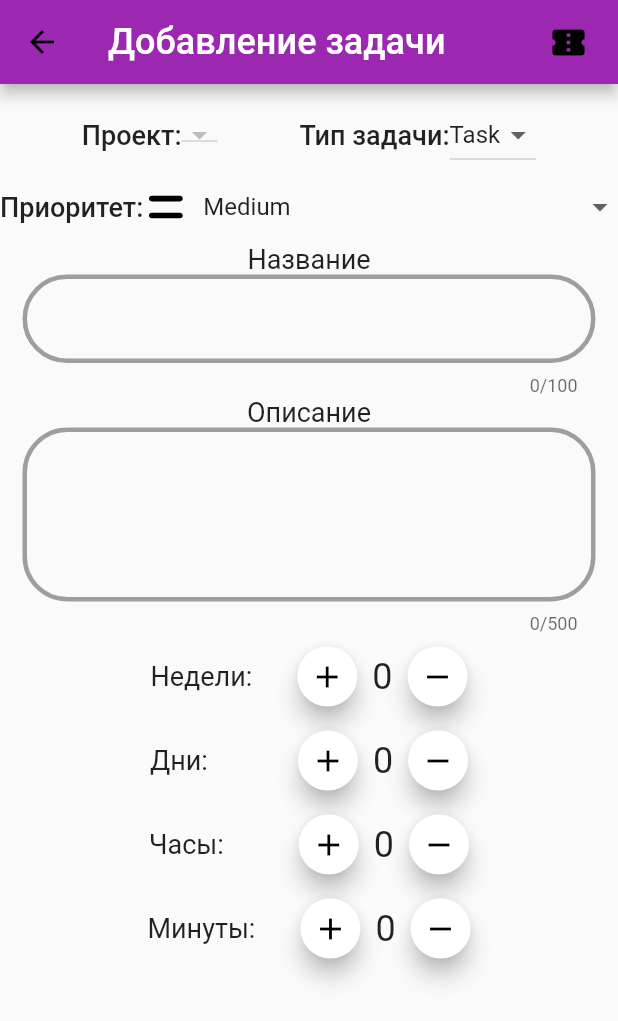
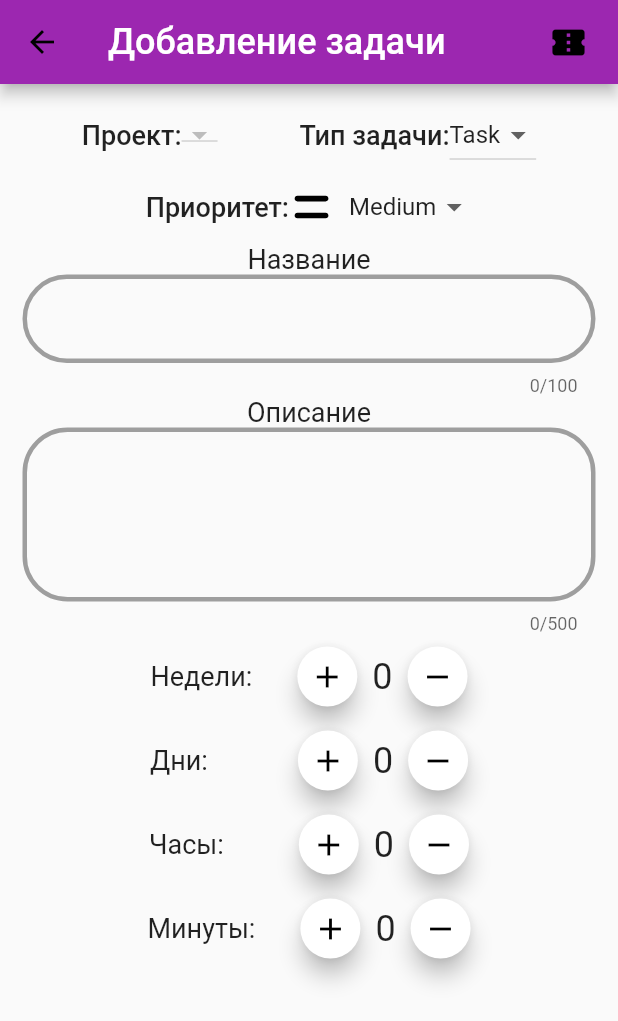
Before and after one commit to 1ldanlik/diplom-flutter-firebase, a Flutter app: the JiraIssuesList screen opened directly, after a tap on the "add" icon, on a phone screen of 412 x 824 dp. Shown: the top 1021 px of the screen. Run offline on Flutter 3.47's test engine with Material 2 defaults, Android fonts, the phone set to English and light mode, and no system bars; our stand-ins replace cloud_firestore, firebase_auth, firebase_core, firebase_storage, flutter_datetime_picker, flutter_svg and 2 more; missing offline and left inert: dart:ffi, teledart; accounts and stored records are empty; network calls fail.

Commit message:
WithAlmostSortPriority

```diff
--- a/lib/pages/add_issue_page.dart
+++ b/lib/pages/add_issue_page.dart
@@ -140,8 +140,9 @@ class _AddIssuePageState extends State<AddIssuePage> {
                 mainAxisAlignment: MainAxisAlignment.center,
                 children: [
                   Text('Приоритет:', style: TextStyle(fontSize: 18, fontWeight: FontWeight.w500),),
-                  Expanded(
-                  child: DropdownButtonHideUnderline(
+                  // Expanded(
+                  // child:
+                  DropdownButtonHideUnderline(
                     child: ButtonTheme(
                       child: DropdownButton<String>(
                         value: priorityValue,
@@ -155,12 +156,9 @@ class _AddIssuePageState extends State<AddIssuePage> {
                         items: priorityMap.map((Map map) {
                           return new DropdownMenuItem<String>(
                             value: map["name"].toString(),
-                  // value: _mySelection,
                             child: Row(
                               children: <Widget>[
                                 SvgPicture.asset(map['image'],width: 30,
-                  // Image.asset(
-                  // map["image"],
                                 ),
                                 Container(
                                     margin: EdgeInsets.only(left: 10),
@@ -172,7 +170,7 @@ class _AddIssuePageState extends State<AddIssuePage> {
                       ),
                     ),
                   ),
-                  ),
+                  // ),
                 ]
               ),
               Container(
--- a/lib/pages/jira_issues_list.dart
+++ b/lib/pages/jira_issues_list.dart
@@ -1,5 +1,6 @@
 import 'package:flutter/cupertino.dart';
 import 'package:flutter/material.dart';
+import 'package:flutter_svg/svg.dart';
 import 'package:intl/intl.dart';
 import 'package:test_diplom_first/pages/add_issue_page.dart';
 import 'package:test_diplom_first/res/custom_colors.dart';
@@ -21,6 +22,7 @@ class _JiraIssuesListState extends State<JiraIssuesList> {
   late String? issues;
   var isLoaded = false;
   List<Issue>? issueList;
+  List<Issue>? filterList;
   DateTime? dateTime;
   final zero = DateTime;
   int _hours = 0;
@@ -29,6 +31,15 @@ class _JiraIssuesListState extends State<JiraIssuesList> {
   final _focusMinute = FocusNode();
   final _hourTextController = TextEditingController();
   final _minuteTextController = TextEditingController();
+  String priorityValue = 'Все';
+  List<Map> priorityMap = [
+    {"name": 'Все', "image": "null"},
+    {"name": 'Highest', "image": "assets/highest.svg"},
+    {"name": 'High', "image": "assets/high.svg"},
+    {"name": 'Medium', "image": "assets/medium.svg"},
+    {"name": 'Low', "image": "assets/low.svg"},
+    {"name": 'Lowest', "image": "assets/lowest.svg"},
+  ];
 
   @override
   void initState() {
@@ -37,9 +48,17 @@ class _JiraIssuesListState extends State<JiraIssuesList> {
   }
 
   getData() async{
+    if(priorityValue == 'Все') {
       issueList = await getIssues();
+    }
+    else
+      {
+        issueList = await issueList!.where((element) => element.fields.priority.toString() == priorityValue).toList();
+      }
     if(issueList != null){
           setState(() {
+
+            // issueList = issueList!.where((element) => element.key == 'GEEK').toList();
             isLoaded = true;
         });
     }
@@ -49,7 +68,8 @@ class _JiraIssuesListState extends State<JiraIssuesList> {
   Widget build(BuildContext context) {
     return Scaffold(
       appBar: AppBar(
-        backgroundColor: Color(0xff4F4FD9),
+        backgroundColor: CustomColors.customPurple,
+        leading: BackButton(color: CustomColors.customWhite,),
         title: Row(
           children: [
             Image.asset("assets/jira_icon.png", width: 20, color: Colors.white,),
@@ -61,7 +81,43 @@ class _JiraIssuesListState extends State<JiraIssuesList> {
         actions: [
           Padding(
               padding: EdgeInsets.only(right: 20.0),
-              child: GestureDetector(
+              child: Row(
+                children: [
+                  Container(
+                    height: 30,
+                    color: CustomColors.customWhite,
+                    child: DropdownButtonHideUnderline(
+                      child: ButtonTheme(
+                        child: DropdownButton<String>(
+                          value: priorityValue,
+                          onChanged: (String? newValue) {
+                            setState(() {
+                              priorityValue = newValue!;
+                              sortMethod()!.whenComplete(() => getData());
+                            });
+
+                            print(priorityValue);
+                          },
+                          items: priorityMap.map((Map map) {
+                            return new DropdownMenuItem<String>(
+                              value: map["name"].toString(),
+                              child: Row(
+                                children: <Widget>[
+                                  map['image'] != 'null' ?
+                                  SvgPicture.asset(map['image'],width: 30,
+                                  ) : SizedBox(),
+                                  Container(
+                                      margin: EdgeInsets.only(left: 10),
+                                      child: Text(map["name"])),
+                                ],
+                              ),
+                            );
+                          }).toList(),
+                        ),
+                      ),
+                    ),
+                  ),
+                  GestureDetector(
                     onTap: () {
                       Navigator.of(context).push(
                         MaterialPageRoute(
@@ -70,9 +126,11 @@ class _JiraIssuesListState extends State<JiraIssuesList> {
                       );
                     },
                     child: Icon(
-                  Icons.add,
+                      Icons.add, color: CustomColors.customWhite,
                       size: 26.0,
                     ),
+                  ),
+                ],
               )
           ),
         ],
@@ -119,15 +177,14 @@ class _JiraIssuesListState extends State<JiraIssuesList> {
                       child: Column(
                         children: [
                           SizedBox(height: 10.0,),
+                          Text(issueList![index].fields.timeestimate != null && issueList![index].fields.timeestimate != 0  ? 'Срок окончания: ${hours}ч. ${minutes}м.' : 'Без срока', style: TextStyle(fontSize: 18, fontWeight: FontWeight.bold),),
+                          SizedBox(height: 10.0,),
                           Text(issueList![index].key != null ? 'Ключ: ${issueList![index].key}' : 'Без срока', style: TextStyle(fontSize: 14, fontWeight: FontWeight.bold),),
-                          SizedBox(height: 10.0,),
-                          Text(issueList![index].fields.duedate != null ? 'Срок окончания: ${issueList![index].fields.duedate}' : 'Без срока', style: TextStyle(fontSize: 14, fontWeight: FontWeight.bold),),
                           SizedBox(height: 10.0,),
                           Text(issueList![index].fields.summary.toString(), style: TextStyle(fontSize: 24, fontWeight: FontWeight.bold),),
                           SizedBox(height: 10.0,),
                           Text(issueList![index].fields.description.toString(), style: TextStyle(fontSize: 18, fontWeight: FontWeight.bold),),
-                          SizedBox(height: 10.0,),
-                          Text(issueList![index].fields.timeestimate != null ? 'Срок окончания: ${hours}ч. ${minutes}м.' : 'Без срока', style: TextStyle(fontSize: 18, fontWeight: FontWeight.bold),),
+                          Text(issueList![index].fields.priority.toString().toString(), style: TextStyle(fontSize: 18, fontWeight: FontWeight.bold),),
                           SizedBox(height: 10.0,),
                           Row(
                             children: [
@@ -241,15 +298,33 @@ class _JiraIssuesListState extends State<JiraIssuesList> {
                                     ),
                                   );
 
-                                }, child: Icon(Icons.alarm_add_outlined)),
-                                width: 50,
+                                }, child: Icon(Icons.alarm_add_outlined, color: CustomColors.customWhite,),
+                                  style: ElevatedButton.styleFrom(
+                                      primary: CustomColors.customPurple,
+                                      textStyle: TextStyle(
+                                          fontSize: 30,
+                                          fontWeight: FontWeight.bold)),
+                                ),
+                                width: 60,
+                                height: 40,
                               ),
                               SizedBox(width: 20.0,),
-                              ElevatedButton(onPressed: () async {
+                              Container(
+                                width: 60,
+                                height: 40,
+                                child: ElevatedButton(onPressed: () async {
                                   deleteIssue(issueList![index].key).whenComplete(() => getData());
-                              }, child: Icon(Icons.delete)),
+                                }, child: Icon(Icons.delete, color: CustomColors.customWhite,),
+                                  style: ElevatedButton.styleFrom(
+                                      primary: CustomColors.customRed,
+                                      textStyle: TextStyle(
+                                          fontSize: 30,
+                                          fontWeight: FontWeight.bold)),
+                                ),
+                              ),
                             ],
-                          )
+                          ),
+                          SizedBox(height: 10,)
                         ],
                       ),
                     ),
@@ -395,5 +470,8 @@ class _JiraIssuesListState extends State<JiraIssuesList> {
     });
   }
 
+  Future? sortMethod () async {
+    issueList = await issueList!.where((element) => element.fields.priority.toString() == priorityValue).toList();
+  }
 
 }
--- a/lib/res/custom_colors.dart
+++ b/lib/res/custom_colors.dart
@@ -2,6 +2,6 @@ import 'package:flutter/material.dart';
 
 class CustomColors {
   static final Color customWhite = Color(0xFFFFFFFF);
-  static final Color customPurple = Color(0xFFF57C00);
+  static final Color customPurple = Color(0xFF4F4FD9);
   static final Color customRed = Color(0xFFD33D3D);
 }
```
Lines whose indentation alone changed are shown as unchanged.
